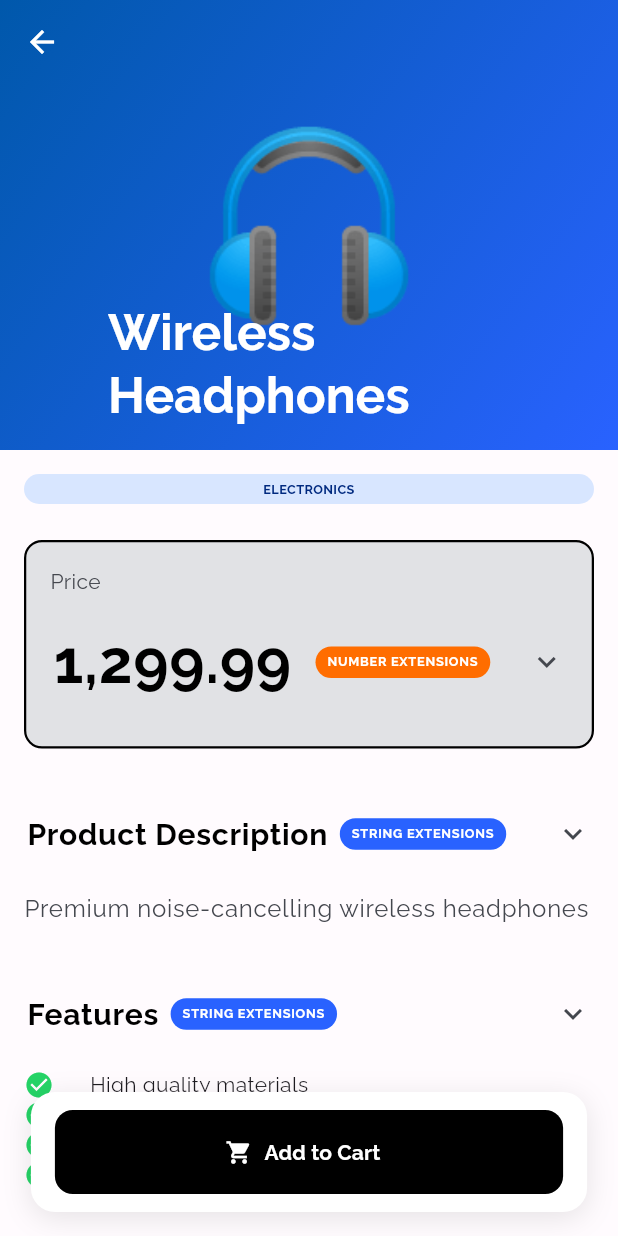
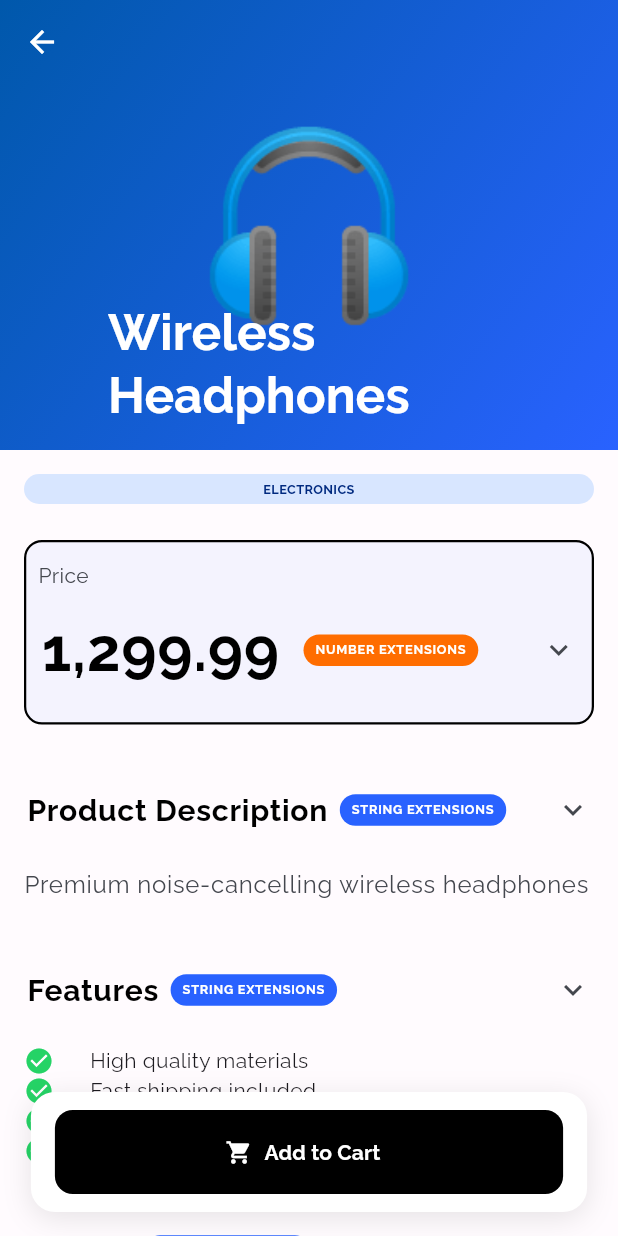
Before and after one commit to xephas-official/flutter_extensions, a Flutter app: the ProductDetailScreen screen opened directly with sample values from the repository, on a phone screen of 412 x 824 dp. Run offline on Flutter 3.47's test engine with Material 3 defaults, Android fonts, the phone set to English and light mode, and no system bars; our stand-ins replace flutter_riverpod, gap, google_fonts.

Commit message:
refactor: Update padding and background color in PriceSection for improved layout

```diff
--- a/lib/features/details/price_section.dart
+++ b/lib/features/details/price_section.dart
@@ -18,11 +18,11 @@ class PriceSection extends StatelessWidget {
   @override
   Widget build(BuildContext context) {
     return Container(
-      padding: const EdgeInsets.all(spacing16),
+      padding: allInsets8,
       decoration: BoxDecoration(
         color: itemInCart
             ? appGreen.withValues(alpha: 0.1)
-            : context.colorScheme.surfaceContainerHighest,
+            : blueAccent.withValues(alpha: 0.05),
         borderRadius: borderRadius12,
         border: Border.all(
           color: itemInCart ? appGreen : context.colorScheme.outline,
@@ -36,13 +36,13 @@ class PriceSection extends StatelessWidget {
             child: Column(
               crossAxisAlignment: CrossAxisAlignment.start,
               children: [
+                const Spacing(of: spacing4),
                 Text(
                   'Price',
                   style: context.textTheme.bodyMedium?.copyWith(
                     color: context.colorScheme.onSurfaceVariant,
                   ),
                 ),
-                const Spacing(of: spacing4),
                 NumTitle(labelText: price),
               ],
             ),
```
